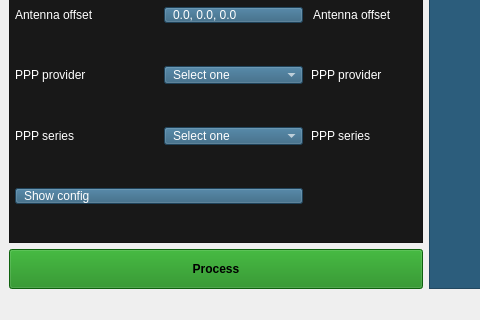
The window that app/views/main_window.ui (nocookie2/Ginan-UI) describes before a commit, drawn with Qt 5; both pictures show x 0 to 480 and y 480 to 800 of the 1200 by 800 pixel window.
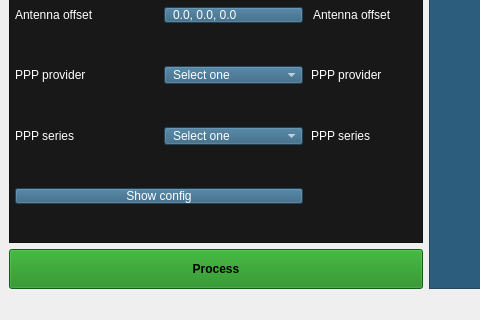
The same window after the commit.

Commit message: Fix UI layout shift in Time Window field

The edit to the form file:
```diff
--- a/app/views/main_window.ui
+++ b/app/views/main_window.ui
@@ -478,7 +478,7 @@
               </sizepolicy>
              </property>
              <property name="styleSheet">
-              <string notr="true">background-color:#2c5d7c;color:white;padding:0px 8px;font:13pt &quot;Segoe UI&quot;;text-align:left;</string>
+              <string notr="true">background-color:#2c5d7c;color:white;padding:0px 8px;font:13pt &quot;Segoe UI&quot;;text-align:center;</string>
              </property>
              <property name="text">
               <string>Show config</string>
```
Left out of the diff: 3 changed lines with no effect on the pictures.
